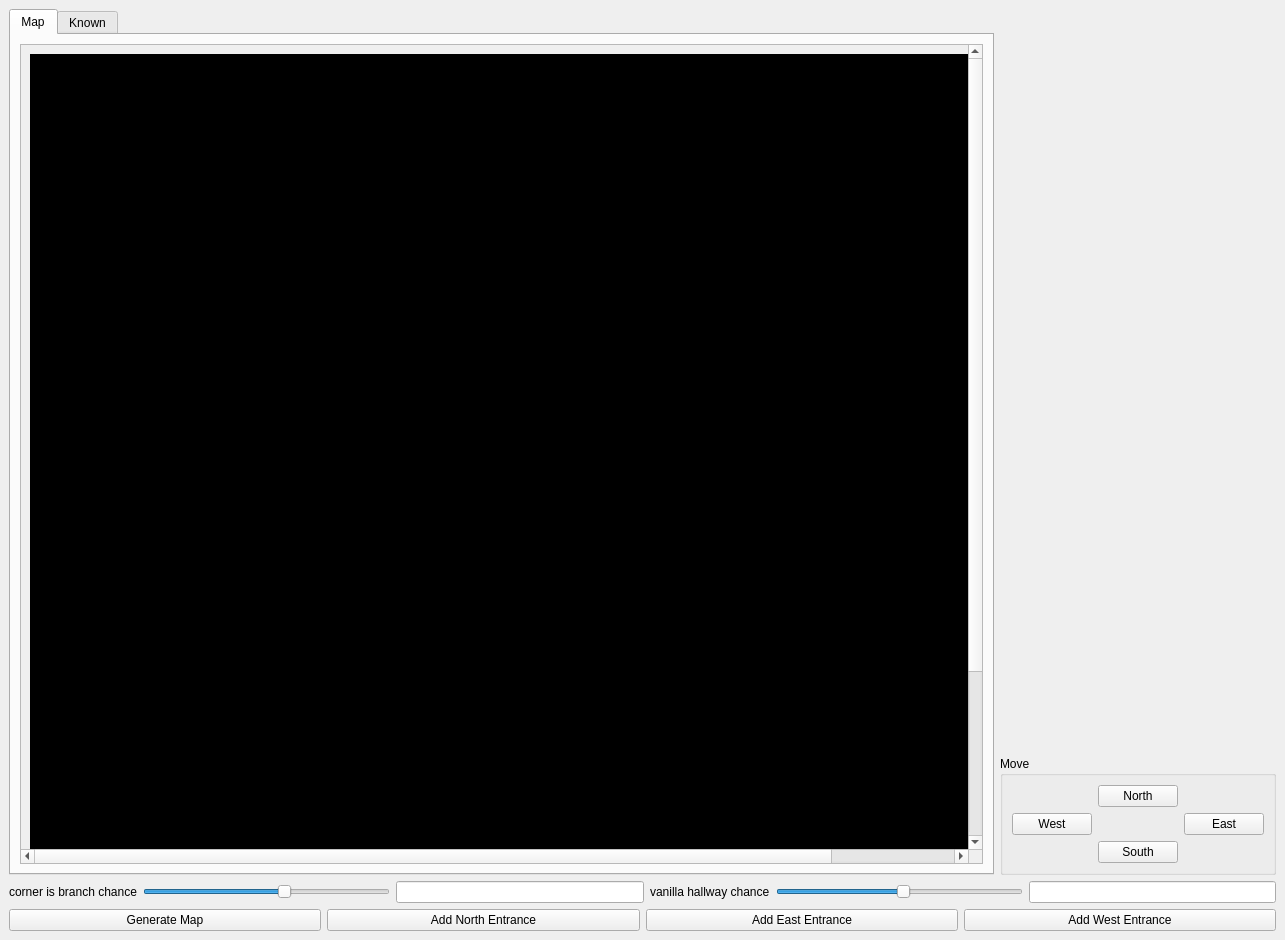
Qt form dun_gen.ui (Axident/dun_gen) before a commit.
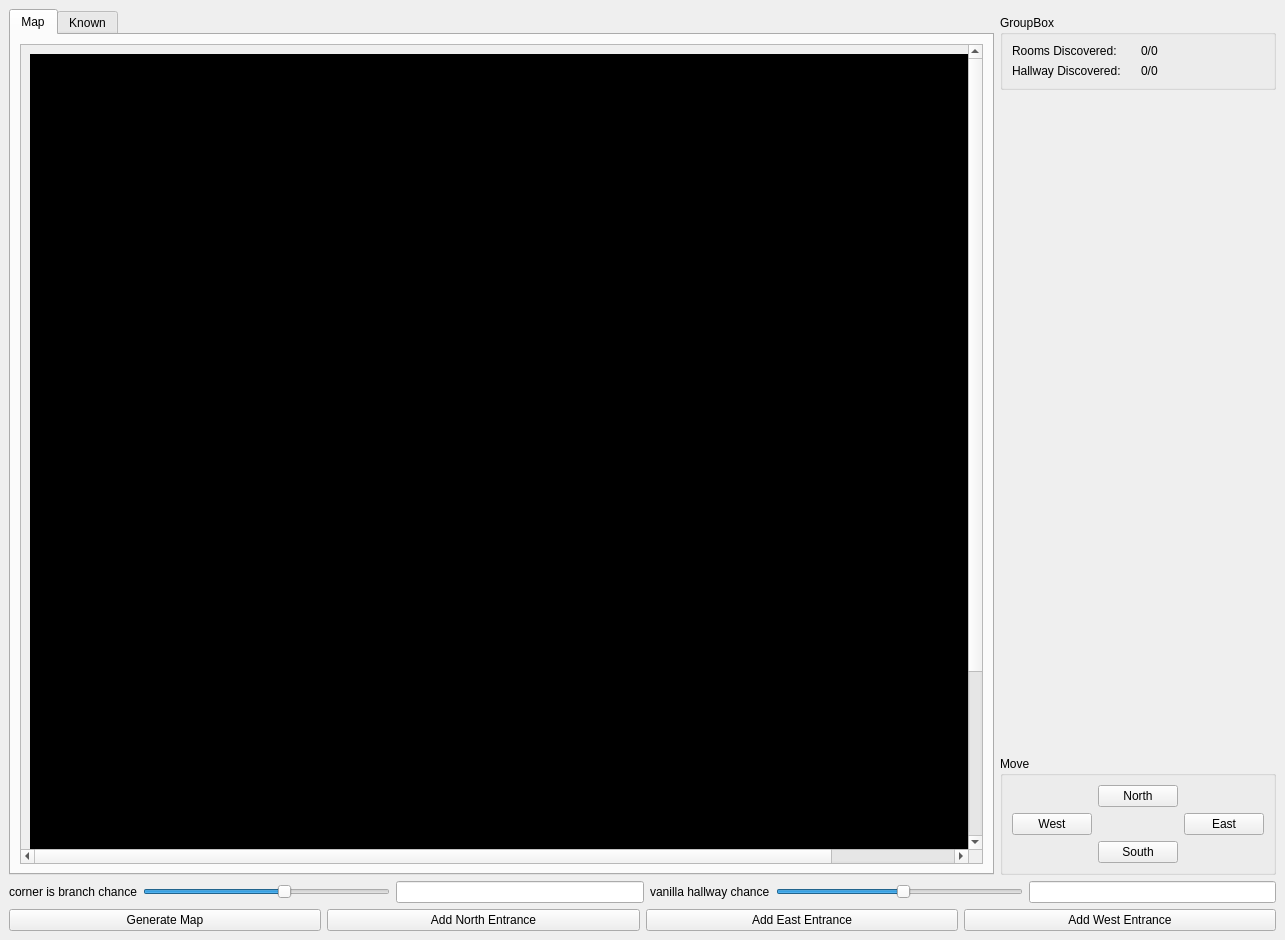
The same form after that commit.

Commit message: adding wasd explore and hiding secret doors

```diff
--- a/dun_gen.ui
+++ b/dun_gen.ui
@@ -15,7 +15,7 @@
   </property>
   <widget class="QWidget" name="centralwidget">
    <layout class="QGridLayout" name="gridLayout_6">
-    <item row="1" column="1">
+    <item row="3" column="1">
      <widget class="QGroupBox" name="groupBox">
       <property name="title">
        <string>Move</string>
@@ -52,20 +52,7 @@
       </layout>
      </widget>
     </item>
-    <item row="0" column="1">
-     <spacer name="verticalSpacer">
-      <property name="orientation">
-       <enum>Qt::Vertical</enum>
-      </property>
-      <property name="sizeHint" stdset="0">
-       <size>
-        <width>20</width>
-        <height>40</height>
-       </size>
-      </property>
-     </spacer>
-    </item>
-    <item row="0" column="0" rowspan="2">
+    <item row="0" column="0" rowspan="4">
      <widget class="QTabWidget" name="tabWidget">
       <property name="currentIndex">
        <number>0</number>
@@ -178,10 +165,10 @@
       </widget>
      </widget>
     </item>
-    <item row="2" column="0" colspan="2">
+    <item row="4" column="0" colspan="2">
      <layout class="QHBoxLayout" name="horizontalLayout">
       <item>
-       <widget class="QLabel" name="label">
+       <widget class="QLabel" name="branch_label">
         <property name="text">
          <string>corner is branch chance</string>
         </property>
@@ -207,7 +194,7 @@
        <widget class="QLineEdit" name="also_straight_value"/>
       </item>
       <item>
-       <widget class="QLabel" name="label_2">
+       <widget class="QLabel" name="hallway_label">
         <property name="text">
          <string>vanilla hallway chance</string>
         </property>
@@ -234,7 +221,7 @@
       </item>
      </layout>
     </item>
-    <item row="3" column="0" colspan="2">
+    <item row="5" column="0" colspan="2">
      <layout class="QHBoxLayout" name="horizontalLayout_2">
       <item>
        <widget class="QPushButton" name="doit">
@@ -266,6 +253,56 @@
       </item>
      </layout>
     </item>
+    <item row="1" column="1">
+     <widget class="QGroupBox" name="groupBox_2">
+      <property name="title">
+       <string>GroupBox</string>
+      </property>
+      <layout class="QGridLayout" name="gridLayout_7">
+       <item row="1" column="0">
+        <widget class="QLabel" name="label_2">
+         <property name="text">
+          <string>Hallway Discovered:</string>
+         </property>
+        </widget>
+       </item>
+       <item row="0" column="0">
+        <widget class="QLabel" name="label">
+         <property name="text">
+          <string>Rooms Discovered:</string>
+         </property>
+        </widget>
+       </item>
+       <item row="0" column="1">
+        <widget class="QLabel" name="rooms_discovered">
+         <property name="text">
+          <string>0/0</string>
+         </property>
+        </widget>
+       </item>
+       <item row="1" column="1">
+        <widget class="QLabel" name="hallway_discovered">
+         <property name="text">
+          <string>0/0</string>
+         </property>
+        </widget>
+       </item>
+      </layout>
+     </widget>
+    </item>
+    <item row="2" column="1">
+     <spacer name="verticalSpacer">
+      <property name="orientation">
+       <enum>Qt::Vertical</enum>
+      </property>
+      <property name="sizeHint" stdset="0">
+       <size>
+        <width>20</width>
+        <height>40</height>
+       </size>
+      </property>
+     </spacer>
+    </item>
    </layout>
   </widget>
  </widget>
```
The commit also changes 2 other files.
